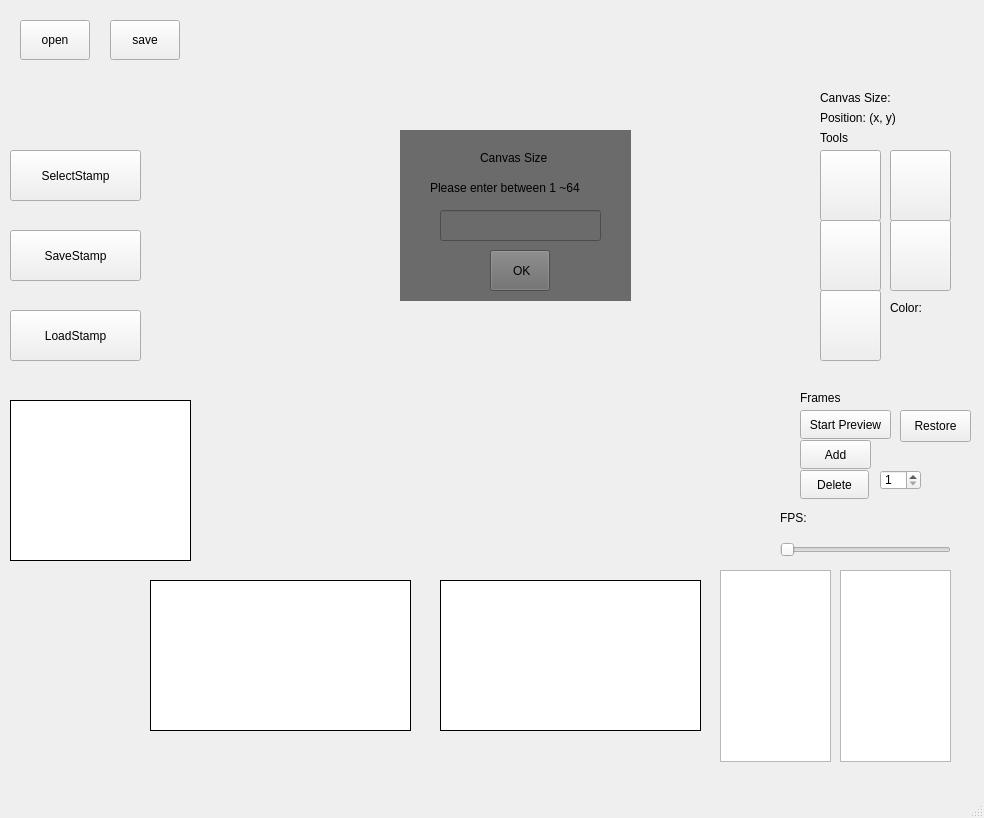
Above: sprite-editor/mainwindow.ui from University-of-Utah-CS3505/a8-sprite-editor-f24-ZYTW before the change. Below: the same form after it.
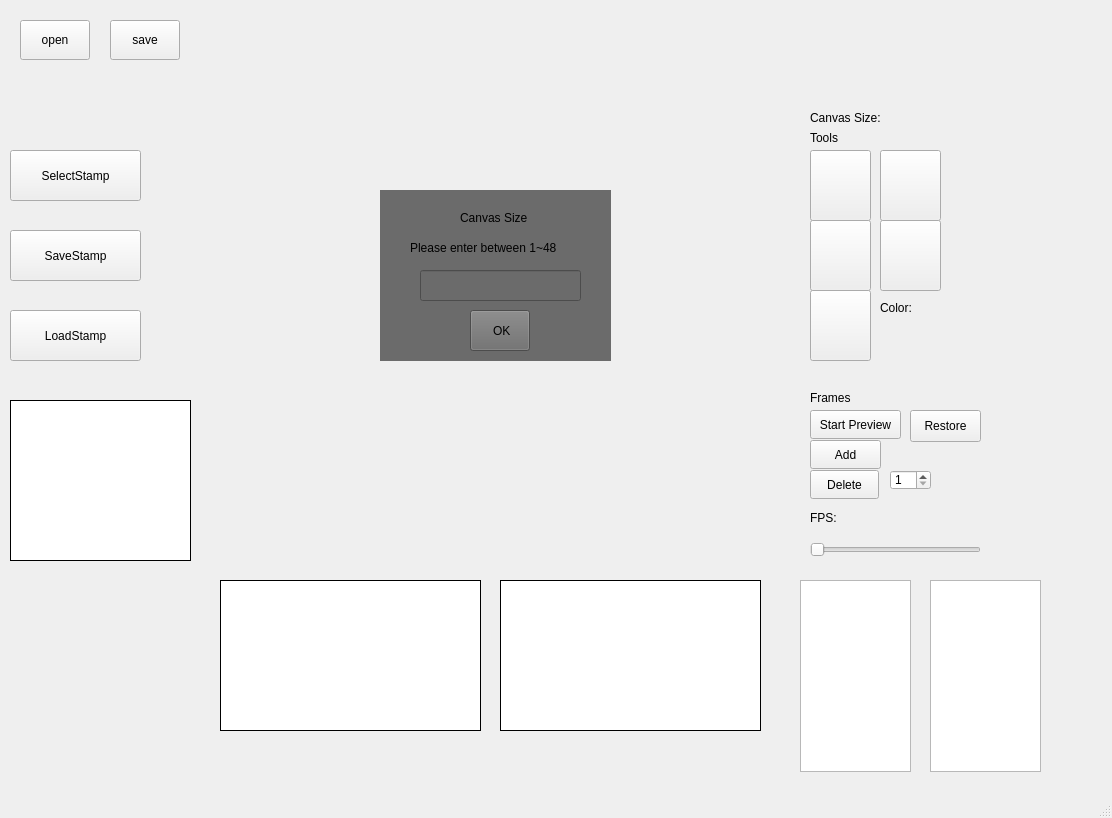
That is the form after the change. Icons and pictures are not drawn. Custom widgets are drawn as their Qt base class.

Commit message: align center

Patch:
```diff
--- a/sprite-editor/mainwindow.ui
+++ b/sprite-editor/mainwindow.ui
@@ -6,7 +6,7 @@
    <rect>
     <x>0</x>
     <y>0</y>
-    <width>984</width>
+    <width>1112</width>
     <height>818</height>
    </rect>
   </property>
@@ -17,7 +17,7 @@
    <widget class="QPushButton" name="penButton">
     <property name="geometry">
      <rect>
-      <x>820</x>
+      <x>810</x>
       <y>150</y>
       <width>61</width>
       <height>71</height>
@@ -40,7 +40,7 @@
    <widget class="QPushButton" name="eraserButton">
     <property name="geometry">
      <rect>
-      <x>890</x>
+      <x>880</x>
       <y>150</y>
       <width>61</width>
       <height>71</height>
@@ -63,7 +63,7 @@
    <widget class="QPushButton" name="colorButton">
     <property name="geometry">
      <rect>
-      <x>820</x>
+      <x>810</x>
       <y>290</y>
       <width>61</width>
       <height>71</height>
@@ -86,7 +86,7 @@
    <widget class="QPushButton" name="shapeButton">
     <property name="geometry">
      <rect>
-      <x>820</x>
+      <x>810</x>
       <y>220</y>
       <width>61</width>
       <height>71</height>
@@ -109,7 +109,7 @@
    <widget class="QPushButton" name="parallelButton">
     <property name="geometry">
      <rect>
-      <x>890</x>
+      <x>880</x>
       <y>220</y>
       <width>61</width>
       <height>71</height>
@@ -160,8 +160,8 @@
      <rect>
       <x>220</x>
       <y>60</y>
-      <width>571</width>
-      <height>401</height>
+      <width>541</width>
+      <height>501</height>
      </rect>
     </property>
     <property name="text">
@@ -171,7 +171,7 @@
    <widget class="QLabel" name="labelFrames">
     <property name="geometry">
      <rect>
-      <x>800</x>
+      <x>810</x>
       <y>390</y>
       <width>58</width>
       <height>16</height>
@@ -187,7 +187,7 @@
    <widget class="QLabel" name="labelTools">
     <property name="geometry">
      <rect>
-      <x>820</x>
+      <x>810</x>
       <y>130</y>
       <width>58</width>
       <height>16</height>
@@ -203,30 +203,14 @@
    <widget class="QLabel" name="labelCanvasSize">
     <property name="geometry">
      <rect>
-      <x>820</x>
-      <y>90</y>
-      <width>131</width>
-      <height>16</height>
-     </rect>
-    </property>
-    <property name="text">
-     <string>Canvas Size: </string>
-    </property>
-    <property name="alignment">
-     <set>Qt::AlignmentFlag::AlignLeading|Qt::AlignmentFlag::AlignLeft|Qt::AlignmentFlag::AlignVCenter</set>
-    </property>
-   </widget>
-   <widget class="QLabel" name="labelPosition">
-    <property name="geometry">
-     <rect>
-      <x>820</x>
+      <x>810</x>
       <y>110</y>
       <width>131</width>
       <height>16</height>
      </rect>
     </property>
     <property name="text">
-     <string>Position: (x, y)</string>
+     <string>Canvas Size: </string>
     </property>
     <property name="alignment">
      <set>Qt::AlignmentFlag::AlignLeading|Qt::AlignmentFlag::AlignLeft|Qt::AlignmentFlag::AlignVCenter</set>
@@ -235,7 +219,7 @@
    <widget class="QLabel" name="labelFps">
     <property name="geometry">
      <rect>
-      <x>780</x>
+      <x>810</x>
       <y>510</y>
       <width>131</width>
       <height>16</height>
@@ -251,8 +235,8 @@
    <widget class="QWidget" name="canvasDialog" native="true">
     <property name="geometry">
      <rect>
-      <x>400</x>
-      <y>130</y>
+      <x>380</x>
+      <y>190</y>
       <width>231</width>
       <height>171</height>
      </rect>
@@ -274,7 +258,7 @@
       <rect>
        <x>80</x>
        <y>20</y>
-       <width>71</width>
+       <width>81</width>
        <height>16</height>
       </rect>
      </property>
@@ -315,14 +299,14 @@
       </rect>
      </property>
      <property name="text">
-      <string>Please enter between 1 ~64</string>
+      <string>Please enter between 1~48</string>
      </property>
     </widget>
    </widget>
    <widget class="QLabel" name="textColor_ignore">
     <property name="geometry">
      <rect>
-      <x>890</x>
+      <x>880</x>
       <y>300</y>
       <width>61</width>
       <height>16</height>
@@ -335,7 +319,7 @@
    <widget class="QLabel" name="labelColor">
     <property name="geometry">
      <rect>
-      <x>870</x>
+      <x>880</x>
       <y>380</y>
       <width>61</width>
       <height>31</height>
@@ -348,7 +332,7 @@
    <widget class="QPushButton" name="previewButton">
     <property name="geometry">
      <rect>
-      <x>800</x>
+      <x>810</x>
       <y>410</y>
       <width>91</width>
       <height>29</height>
@@ -361,7 +345,7 @@
    <widget class="QPushButton" name="addFrameButton">
     <property name="geometry">
      <rect>
-      <x>800</x>
+      <x>810</x>
       <y>440</y>
       <width>71</width>
       <height>29</height>
@@ -374,7 +358,7 @@
    <widget class="QPushButton" name="deleteFrameButton">
     <property name="geometry">
      <rect>
-      <x>800</x>
+      <x>810</x>
       <y>470</y>
       <width>69</width>
       <height>29</height>
@@ -387,7 +371,7 @@
    <widget class="QSlider" name="fpsSlider">
     <property name="geometry">
      <rect>
-      <x>780</x>
+      <x>810</x>
       <y>534</y>
       <width>171</width>
       <height>31</height>
@@ -400,7 +384,7 @@
    <widget class="AnimationWindow" name="animationWindow">
     <property name="geometry">
      <rect>
-      <x>150</x>
+      <x>220</x>
       <y>580</y>
       <width>261</width>
       <height>151</height>
@@ -413,7 +397,7 @@
    <widget class="QSpinBox" name="spinBoxControl">
     <property name="geometry">
      <rect>
-      <x>880</x>
+      <x>890</x>
       <y>470</y>
       <width>41</width>
       <height>20</height>
@@ -426,8 +410,8 @@
    <widget class="QListWidget" name="frameListWidget">
     <property name="geometry">
      <rect>
-      <x>720</x>
-      <y>570</y>
+      <x>800</x>
+      <y>580</y>
       <width>111</width>
       <height>192</height>
      </rect>
@@ -439,7 +423,7 @@
     </property>
     <property name="geometry">
      <rect>
-      <x>440</x>
+      <x>500</x>
       <y>580</y>
       <width>261</width>
       <height>151</height>
@@ -452,8 +436,8 @@
    <widget class="QListWidget" name="deletedFrameListWidget">
     <property name="geometry">
      <rect>
-      <x>840</x>
-      <y>570</y>
+      <x>930</x>
+      <y>580</y>
       <width>111</width>
       <height>192</height>
      </rect>
@@ -462,7 +446,7 @@
    <widget class="QPushButton" name="restoreFrameButton">
     <property name="geometry">
      <rect>
-      <x>900</x>
+      <x>910</x>
       <y>410</y>
       <width>71</width>
       <height>32</height>
```
Left out of the diff: 4 changed lines with no effect on the pictures. The commit also changes 2 other files.
